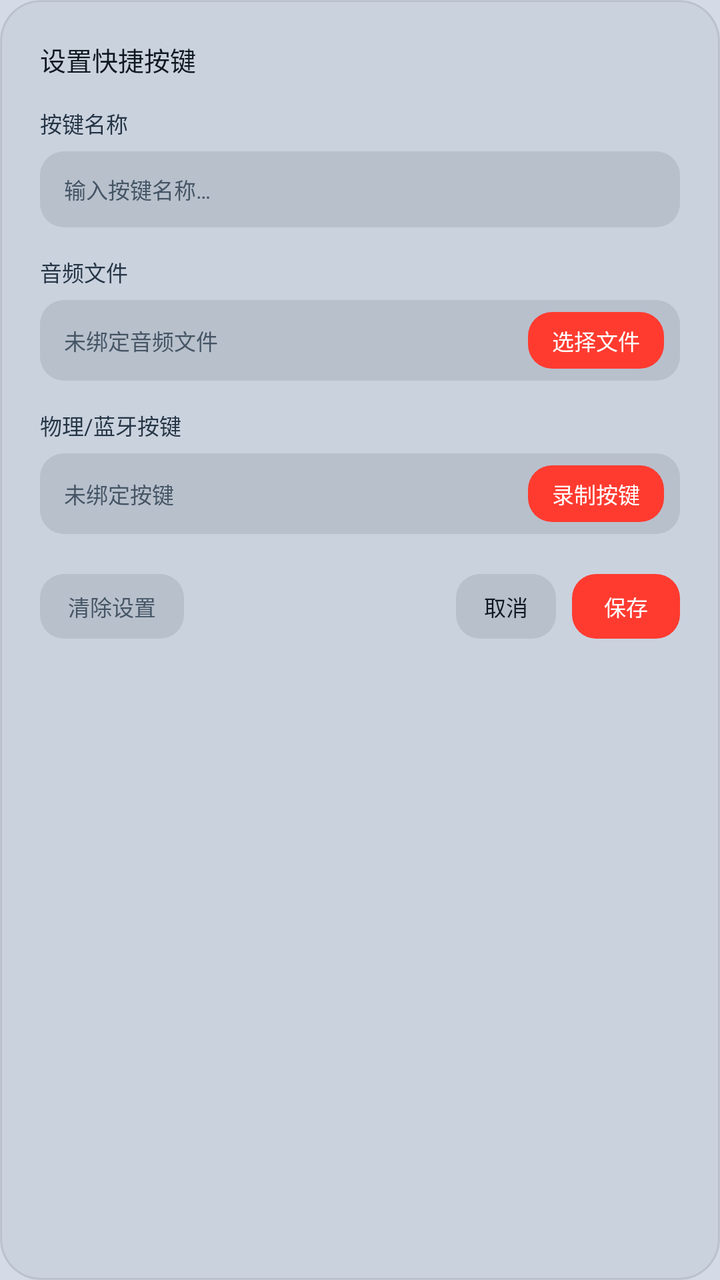
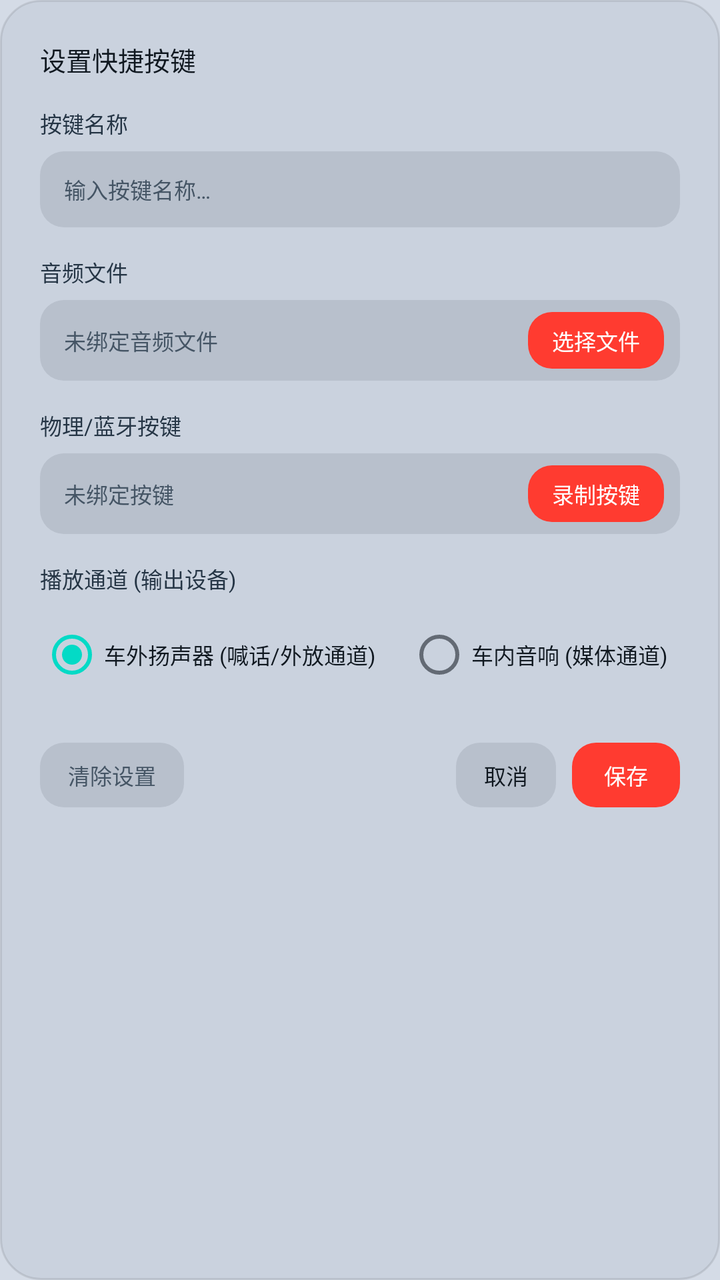

Screens rendered from an Android XML layout before and after an edit, with the pre-edit source and the edit as a unified diff.
<!-- AndroidManifest.xml: application theme Theme.Hey -->
<!-- res/layout/dialog_quick_sound_setup.xml -->
<?xml version="1.0" encoding="utf-8"?>
<LinearLayout xmlns:android="http://schemas.android.com/apk/res/android"
    android:layout_width="match_parent"
    android:layout_height="wrap_content"
    android:background="@drawable/bg_dialog"
    android:orientation="vertical"
    android:padding="20dp">

    <TextView
        android:id="@+id/dialogTitle"
        android:layout_width="wrap_content"
        android:layout_height="wrap_content"
        android:fontFamily="sans-serif-medium"
        android:text="@string/quick_sound_dialog_title"
        android:textColor="@color/on_surface"
        android:textSize="@dimen/dialog_title_size" />

    <TextView
        android:layout_width="wrap_content"
        android:layout_height="wrap_content"
        android:layout_marginTop="14dp"
        android:text="@string/quick_sound_name_label"
        android:textColor="@color/on_surface_dim"
        android:textSize="@dimen/dialog_body_size" />

    <EditText
        android:id="@+id/editSoundName"
        android:layout_width="match_parent"
        android:layout_height="38dp"
        android:layout_marginTop="6dp"
        android:background="@drawable/bg_dialog_input"
        android:hint="@string/quick_sound_name_hint"
        android:maxLines="1"
        android:singleLine="true"
        android:paddingStart="12dp"
        android:paddingEnd="12dp"
        android:textColor="@color/on_surface"
        android:textColorHint="@color/on_surface_muted"
        android:textSize="@dimen/dialog_input_size" />

    <TextView
        android:layout_width="wrap_content"
        android:layout_height="wrap_content"
        android:layout_marginTop="14dp"
        android:text="@string/quick_sound_file_label"
        android:textColor="@color/on_surface_dim"
        android:textSize="@dimen/dialog_body_size" />

    
    <LinearLayout
        android:layout_width="match_parent"
        android:layout_height="wrap_content"
        android:layout_marginTop="6dp"
        android:background="@drawable/bg_dialog_input"
        android:gravity="center_vertical"
        android:orientation="horizontal"
        android:paddingStart="12dp"
        android:paddingEnd="8dp"
        android:paddingTop="6dp"
        android:paddingBottom="6dp">

        <TextView
            android:id="@+id/selectedFileText"
            android:layout_width="0dp"
            android:layout_height="wrap_content"
            android:layout_weight="1"
            android:ellipsize="middle"
            android:singleLine="true"
            android:text="@string/quick_sound_no_file"
            android:textColor="@color/on_surface_muted"
            android:textSize="@dimen/dialog_body_size" />

        <TextView
            android:id="@+id/btnSelectFile"
            android:layout_width="wrap_content"
            android:layout_height="wrap_content"
            android:layout_marginStart="8dp"
            android:background="@drawable/bg_dialog_button_primary"
            android:clickable="true"
            android:focusable="true"
            android:paddingStart="12dp"
            android:paddingTop="6dp"
            android:paddingEnd="12dp"
            android:paddingBottom="6dp"
            android:text="@string/quick_sound_select_file"
            android:textColor="@color/on_primary"
            android:textSize="@dimen/dialog_button_size" />
    </LinearLayout>

    
    <TextView
        android:layout_width="wrap_content"
        android:layout_height="wrap_content"
        android:layout_marginTop="14dp"
        android:text="@string/quick_sound_key_label"
        android:textColor="@color/on_surface_dim"
        android:textSize="@dimen/dialog_body_size" />

    <LinearLayout
        android:layout_width="match_parent"
        android:layout_height="wrap_content"
        android:layout_marginTop="6dp"
        android:background="@drawable/bg_dialog_input"
        android:gravity="center_vertical"
        android:orientation="horizontal"
        android:paddingStart="12dp"
        android:paddingEnd="8dp"
        android:paddingTop="6dp"
        android:paddingBottom="6dp">

        <TextView
            android:id="@+id/textKeyBinding"
            android:layout_width="0dp"
            android:layout_height="wrap_content"
            android:layout_weight="1"
            android:ellipsize="middle"
            android:singleLine="true"
            android:text="@string/quick_sound_key_unbound"
            android:textColor="@color/on_surface_muted"
            android:textSize="@dimen/dialog_body_size" />

        <TextView
            android:id="@+id/btnUnbindKey"
            android:layout_width="wrap_content"
            android:layout_height="wrap_content"
            android:layout_marginStart="8dp"
            android:background="@drawable/bg_dialog_button"
            android:clickable="true"
            android:focusable="true"
            android:paddingStart="10dp"
            android:paddingTop="6dp"
            android:paddingEnd="10dp"
            android:paddingBottom="6dp"
            android:text="@string/quick_sound_btn_unbind"
            android:textColor="@color/on_surface_muted"
            android:textSize="@dimen/dialog_button_size"
            android:visibility="gone" />

        <TextView
            android:id="@+id/btnBindKey"
            android:layout_width="wrap_content"
            android:layout_height="wrap_content"
            android:layout_marginStart="8dp"
            android:background="@drawable/bg_dialog_button_primary"
            android:clickable="true"
            android:focusable="true"
            android:paddingStart="12dp"
            android:paddingTop="6dp"
            android:paddingEnd="12dp"
            android:paddingBottom="6dp"
            android:text="@string/quick_sound_btn_bind"
            android:textColor="@color/on_primary"
            android:textSize="@dimen/dialog_button_size" />
    </LinearLayout>

    
    <LinearLayout
        android:layout_width="match_parent"
        android:layout_height="wrap_content"
        android:layout_marginTop="20dp"
        android:gravity="center_vertical"
        android:orientation="horizontal">

        <TextView
            android:id="@+id/btnClear"
            android:layout_width="wrap_content"
            android:layout_height="wrap_content"
            android:background="@drawable/bg_dialog_button"
            android:clickable="true"
            android:focusable="true"
            android:paddingStart="14dp"
            android:paddingTop="8dp"
            android:paddingEnd="14dp"
            android:paddingBottom="8dp"
            android:text="@string/quick_sound_clear"
            android:textColor="@color/on_surface_muted"
            android:textSize="@dimen/dialog_button_size" />

        <Space
            android:layout_width="0dp"
            android:layout_height="1dp"
            android:layout_weight="1" />

        <TextView
            android:id="@+id/btnCancel"
            android:layout_width="wrap_content"
            android:layout_height="wrap_content"
            android:background="@drawable/bg_dialog_button"
            android:clickable="true"
            android:focusable="true"
            android:paddingStart="14dp"
            android:paddingTop="8dp"
            android:paddingEnd="14dp"
            android:paddingBottom="8dp"
            android:text="@string/permission_dialog_cancel"
            android:textColor="@color/on_surface"
            android:textSize="@dimen/dialog_button_size" />

        <TextView
            android:id="@+id/btnSave"
            android:layout_width="wrap_content"
            android:layout_height="wrap_content"
            android:layout_marginStart="8dp"
            android:background="@drawable/bg_dialog_button_primary"
            android:clickable="true"
            android:focusable="true"
            android:paddingStart="16dp"
            android:paddingTop="8dp"
            android:paddingEnd="16dp"
            android:paddingBottom="8dp"
            android:text="@string/quick_sound_save"
            android:textColor="@color/on_primary"
            android:textSize="@dimen/dialog_button_size" />
    </LinearLayout>
</LinearLayout>
<!-- resources referenced by this layout -->
<resources>
  <color name="on_primary">#FFFFFFFF</color>
  <color name="on_surface">#FF101820</color>
  <color name="on_surface_dim">#FF253545</color>
  <color name="on_surface_muted">#FF455565</color>
  <dimen name="dialog_body_size">11sp</dimen>
  <dimen name="dialog_button_size">11sp</dimen>
  <dimen name="dialog_input_size">11sp</dimen>
  <dimen name="dialog_title_size">13sp</dimen>
  <!-- drawable bg_dialog (drawable) -->
  <?xml version="1.0" encoding="utf-8"?>
  <shape xmlns:android="http://schemas.android.com/apk/res/android"
      android:shape="rectangle">
      <solid android:color="#FFCAD2DE" />
      <corners android:radius="20dp" />
      <stroke android:width="1dp" android:color="#18000000" />
  </shape>
  <!-- drawable bg_dialog_button (drawable) -->
  <?xml version="1.0" encoding="utf-8"?>
  <ripple xmlns:android="http://schemas.android.com/apk/res/android"
      android:color="#20000000">
      <item>
          <shape android:shape="rectangle">
              <solid android:color="#FFB8C0CC" />
              <corners android:radius="12dp" />
          </shape>
      </item>
  </ripple>
  <!-- drawable bg_dialog_button_primary (drawable) -->
  <?xml version="1.0" encoding="utf-8"?>
  <ripple xmlns:android="http://schemas.android.com/apk/res/android"
      android:color="#30FFFFFF">
      <item>
          <shape android:shape="rectangle">
              <solid android:color="#FFFF3B30" />
              <corners android:radius="12dp" />
          </shape>
      </item>
  </ripple>
  <!-- drawable bg_dialog_input (drawable) -->
  <?xml version="1.0" encoding="utf-8"?>
  <shape xmlns:android="http://schemas.android.com/apk/res/android"
      android:shape="rectangle">
      <solid android:color="#FFB8C0CC" />
      <corners android:radius="12dp" />
  </shape>
  <string name="permission_dialog_cancel">取消</string>
  <string name="quick_sound_btn_bind">录制按键</string>
  <string name="quick_sound_btn_unbind">解绑</string>
  <string name="quick_sound_clear">清除设置</string>
  <string name="quick_sound_dialog_title">设置快捷按键</string>
  <string name="quick_sound_file_label">音频文件</string>
  <string name="quick_sound_key_label">物理/蓝牙按键</string>
  <string name="quick_sound_key_unbound">未绑定按键</string>
  <string name="quick_sound_name_hint">输入按键名称…</string>
  <string name="quick_sound_name_label">按键名称</string>
  <string name="quick_sound_no_file">未绑定音频文件</string>
  <string name="quick_sound_save">保存</string>
  <string name="quick_sound_select_file">选择文件</string>
  <style name="Theme.Hey" parent="Theme.MaterialComponents.Light.NoActionBar">
          <item name="android:windowBackground">@color/background_dark</item>
          <item name="android:statusBarColor">@android:color/transparent</item>
          <item name="android:navigationBarColor">@android:color/transparent</item>
          <item name="colorPrimary">@color/red_primary</item>
          <item name="colorPrimaryVariant">@color/red_dark</item>
          <item name="colorOnPrimary">@color/on_primary</item>
          <item name="colorSurface">@color/surface_dark</item>
          <item name="colorOnSurface">@color/on_surface</item>
          <item name="android:textColorPrimary">@color/on_surface</item>
          <item name="android:textColorSecondary">@color/on_surface_dim</item>
      </style>
  <color name="background_dark">#FFD4DBE6</color>
  <color name="red_primary">#FFFF3B30</color>
  <color name="red_dark">#FFCC0000</color>
  <color name="surface_dark">#FFC5CCD8</color>
</resources>

<!-- the commit's change to res/layout/dialog_quick_sound_setup.xml (unified diff, before → after) -->
@@ -154,6 +154,41 @@
     </LinearLayout>
 
     
+    <TextView
+        android:layout_width="wrap_content"
+        android:layout_height="wrap_content"
+        android:layout_marginTop="14dp"
+        android:text="@string/quick_sound_dest_label"
+        android:textColor="@color/on_surface_dim"
+        android:textSize="@dimen/dialog_body_size" />
+
+    <RadioGroup
+        android:id="@+id/rgSpeakerDest"
+        android:layout_width="match_parent"
+        android:layout_height="wrap_content"
+        android:layout_marginTop="6dp"
+        android:orientation="horizontal">
+
+        <RadioButton
+            android:id="@+id/rbDestExternal"
+            android:layout_width="wrap_content"
+            android:layout_height="wrap_content"
+            android:checked="true"
+            android:text="@string/quick_sound_dest_external"
+            android:textColor="@color/on_surface"
+            android:textSize="@dimen/dialog_body_size" />
+
+        <RadioButton
+            android:id="@+id/rbDestCabin"
+            android:layout_width="wrap_content"
+            android:layout_height="wrap_content"
+            android:layout_marginStart="16dp"
+            android:text="@string/quick_sound_dest_cabin"
+            android:textColor="@color/on_surface"
+            android:textSize="@dimen/dialog_body_size" />
+    </RadioGroup>
+
+    
     <LinearLayout
         android:layout_width="match_parent"
         android:layout_height="wrap_content"
<!-- resource entries referenced after the edit -->
@@ -49,6 +49,9 @@
   <string name="quick_sound_btn_bind">录制按键</string>
   <string name="quick_sound_btn_unbind">解绑</string>
   <string name="quick_sound_clear">清除设置</string>
+  <string name="quick_sound_dest_cabin">车内音响 (媒体通道)</string>
+  <string name="quick_sound_dest_external">车外扬声器 (喊话/外放通道)</string>
+  <string name="quick_sound_dest_label">播放通道 (输出设备)</string>
   <string name="quick_sound_dialog_title">设置快捷按键</string>
   <string name="quick_sound_file_label">音频文件</string>
   <string name="quick_sound_key_label">物理/蓝牙按键</string>
